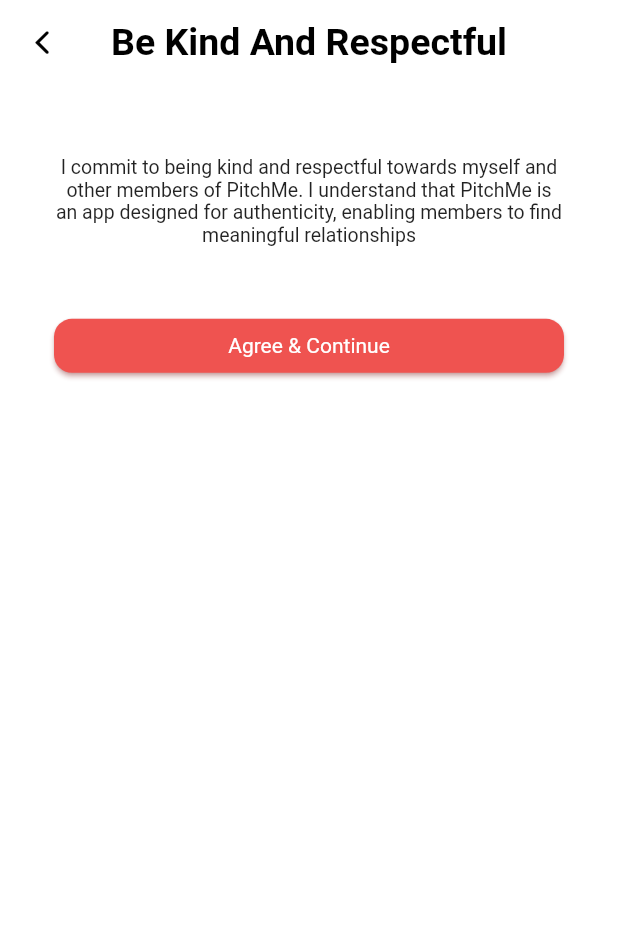
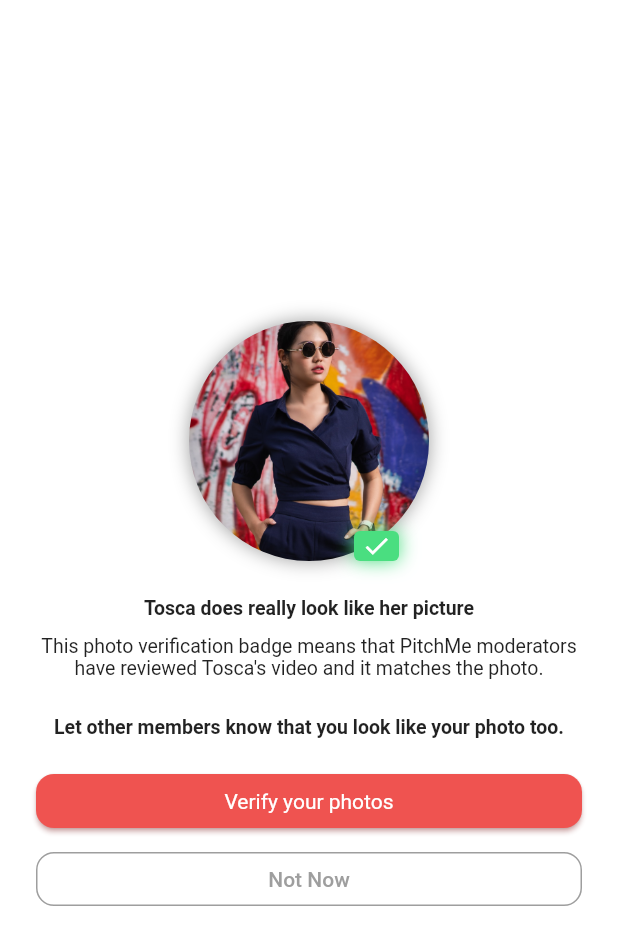
Before and after one commit to UsmanKhanFlutter/pitch_app, a Flutter app: the screen it shows after launch, on a phone screen of 412 x 824 dp. Shown: the top 945 px of the screen. Run offline on Flutter 3.47's test engine with Material 2 defaults, Android fonts, the light colour scheme and no system bars; drawn by our look-alikes of velocity_x; our stand-ins replace country_code_picker.

Commit message:
added screen_photos_wordfile.dart

```diff
--- a/lib/main.dart
+++ b/lib/main.dart
@@ -1,12 +1,6 @@
 import 'package:flutter/material.dart';
 import 'package:pitch_app/screens/catalog/screen_catalog.dart';
-import 'package:pitch_app/screens/screen_about_you.dart';
-import 'package:pitch_app/screens/screen_agree_continue.dart';
-import 'package:pitch_app/screens/screen_bio.dart';
-import 'package:pitch_app/screens/screen_information.dart';
-import 'package:pitch_app/screens/screen_modify_pitch.dart';
-import 'package:pitch_app/screens/screen_notification.dart';
-import 'package:pitch_app/screens/screen_pitch_you.dart';
+import 'package:pitch_app/screens/screen_photos_wordfile.dart';
 
 void main() {
   runApp(MyApp());
@@ -23,7 +17,7 @@
         primarySwatch: Colors.blue,
         canvasColor: Colors.transparent,
       ),
-      home: AgreeContinueScreen(),
+      home: PhotosWordFileScreen(),
     );
   }
 }
--- a/lib/screens/screen_cannabis.dart
+++ b/lib/screens/screen_cannabis.dart
@@ -3,7 +3,7 @@
 import 'package:flutter/material.dart';
 import 'package:pitch_app/helpers/size_config.dart';
 import 'package:pitch_app/screens/screen_drink.dart';
-import 'package:pitch_app/screens/screen_ethencity.dart';
+import 'package:pitch_app/screens/screen_ethenticity.dart';
 import 'package:pitch_app/widgets/stretched_button.dart';
 import 'package:pitch_app/widgets/stretched_color_button.dart';
 import 'package:velocity_x/velocity_x.dart';
--- a/lib/screens/screen_children.dart
+++ b/lib/screens/screen_children.dart
@@ -2,7 +2,7 @@
 import 'package:flutter/cupertino.dart';
 import 'package:flutter/material.dart';
 import 'package:pitch_app/helpers/size_config.dart';
-import 'package:pitch_app/screens/screen_ethencity.dart';
+import 'package:pitch_app/screens/screen_ethenticity.dart';
 import 'package:pitch_app/widgets/stretched_button.dart';
 import 'package:pitch_app/widgets/stretched_color_button.dart';
 import 'package:velocity_x/velocity_x.dart';
@@ -66,7 +66,7 @@
             ),
             StretchedButton(
                 text: "Save",
-                onPressed: () => context.push((context) => EthencityScreen()))
+                onPressed: () => context.push((context) => EthenticityScreen()))
           ],
         ),
       )),
--- a/lib/screens/screen_drink.dart
+++ b/lib/screens/screen_drink.dart
@@ -2,7 +2,7 @@
 import 'package:flutter/cupertino.dart';
 import 'package:flutter/material.dart';
 import 'package:pitch_app/helpers/size_config.dart';
-import 'package:pitch_app/screens/screen_ethencity.dart';
+import 'package:pitch_app/screens/screen_ethenticity.dart';
 import 'package:pitch_app/screens/screen_name.dart';
 import 'package:pitch_app/widgets/stretched_button.dart';
 import 'package:pitch_app/widgets/stretched_color_button.dart';
--- a/lib/screens/screen_ethencity.dart
+++ b/lib/screens/screen_ethenticity.dart
@@ -8,12 +8,12 @@
 import 'package:pitch_app/widgets/stretched_color_button.dart';
 import 'package:velocity_x/velocity_x.dart';
 
-class EthencityScreen extends StatefulWidget {
+class EthenticityScreen extends StatefulWidget {
   @override
-  _EthencityScreenState createState() => _EthencityScreenState();
+  _EthenticityScreenState createState() => _EthenticityScreenState();
 }
 
-class _EthencityScreenState extends State<EthencityScreen> {
+class _EthenticityScreenState extends State<EthenticityScreen> {
   List<String> itemValue = [
     'Asia',
     'Black/ African',
--- a/lib/screens/screen_name.dart
+++ b/lib/screens/screen_name.dart
@@ -30,9 +30,15 @@
                             .box
                             .height(60)
                             .make(),
-                        TextFieldInformation(title: "First Name:"),
+                        TextFieldInformation(
+                          title: "First Name:",
+                          height: 44,
+                        ),
                         SizedBox(height: 16),
-                        TextFieldInformation(title: "Last Name:"),
+                        TextFieldInformation(
+                          title: "Last Name:",
+                          height: 44,
+                        ),
                         SizedBox(height: 24),
                         "What's his email address?".text.bold.make(),
                         SizedBox(height: 16),
--- /dev/null
+++ b/lib/screens/screen_photos_wordfile.dart
@@ -0,0 +1,98 @@
+import 'package:flutter/material.dart';
+import 'package:pitch_app/helpers/size_config.dart';
+import 'package:pitch_app/widgets/stretched_button.dart';
+import 'package:velocity_x/velocity_x.dart';
+
+class PhotosWordFileScreen extends StatelessWidget {
+  @override
+  Widget build(BuildContext context) {
+    return Scaffold(
+      backgroundColor: Colors.white,
+      body: Column(
+        mainAxisAlignment: MainAxisAlignment.center,
+        children: [
+          Stack(
+            alignment: AlignmentDirectional.bottomEnd,
+            children: [
+              Container(
+                height: 160,
+                width: 160,
+                decoration: BoxDecoration(
+                  boxShadow: [
+                    BoxShadow(
+                      color: Colors.grey,
+                      spreadRadius: 0,
+                      blurRadius: 10,
+                    ),
+                  ],
+                  borderRadius: BorderRadius.circular(80),
+                ),
+                child: ClipRRect(
+                  borderRadius: BorderRadius.circular(80),
+                  child: Image.asset(
+                    'assets/images/girl_2x.png',
+                    fit: BoxFit.cover,
+                  ),
+                ),
+              ),
+              Positioned(
+                right: 20,
+                child: Container(
+                  height: 20,
+                  width: 30,
+                  decoration: BoxDecoration(
+                    color: Vx.green400,
+                    boxShadow: [
+                      BoxShadow(
+                        color: Vx.green400,
+                        spreadRadius: 0,
+                        blurRadius: 10,
+                      ),
+                    ],
+                    borderRadius: BorderRadius.circular(4),
+                  ),
+                  child: Icon(
+                    Icons.done,
+                    size: 20,
+                    color: Colors.white,
+                  ),
+                ),
+              )
+            ],
+          ),
+          SizedBox(height: 24),
+          "Tosca does really look like her picture".text.size(13).bold.make(),
+          SizedBox(height: 10),
+          "This photo verification badge means that PitchMe moderators have reviewed Tosca's video and it matches the photo."
+              .text
+              .align(TextAlign.center)
+              .size(13)
+              .make(),
+          SizedBox(height: 24),
+          "Let other members know that you look like your photo too."
+              .text
+              .bold
+              .align(TextAlign.center)
+              .size(13)
+              .make(),
+          SizedBox(height: 24),
+          StretchedButton(
+            text: "Verify your photos",
+            onPressed: () {},
+            height: 36,
+          ),
+          SizedBox(height: 10),
+          MaterialButton(
+            onPressed: () {},
+            elevation: 0,
+            color: Colors.white,
+            child: "Not Now".text.color(Colors.grey).make(),
+            shape: RoundedRectangleBorder(
+                side: BorderSide(color: Colors.grey),
+                borderRadius: BorderRadius.circular(12)),
+          ).box.width(double.infinity).make(),
+        ],
+      ).box.alignBottomCenter.make().pSymmetric(h: 24, v: 16),
+    );
+  }
+}
--- a/lib/screens/screen_smoke.dart
+++ b/lib/screens/screen_smoke.dart
@@ -3,7 +3,7 @@
 import 'package:flutter/material.dart';
 import 'package:pitch_app/helpers/size_config.dart';
 import 'package:pitch_app/screens/screen_cannabis.dart';
-import 'package:pitch_app/screens/screen_ethencity.dart';
+import 'package:pitch_app/screens/screen_ethenticity.dart';
 import 'package:pitch_app/widgets/stretched_button.dart';
 import 'package:pitch_app/widgets/stretched_color_button.dart';
 import 'package:velocity_x/velocity_x.dart';
```
